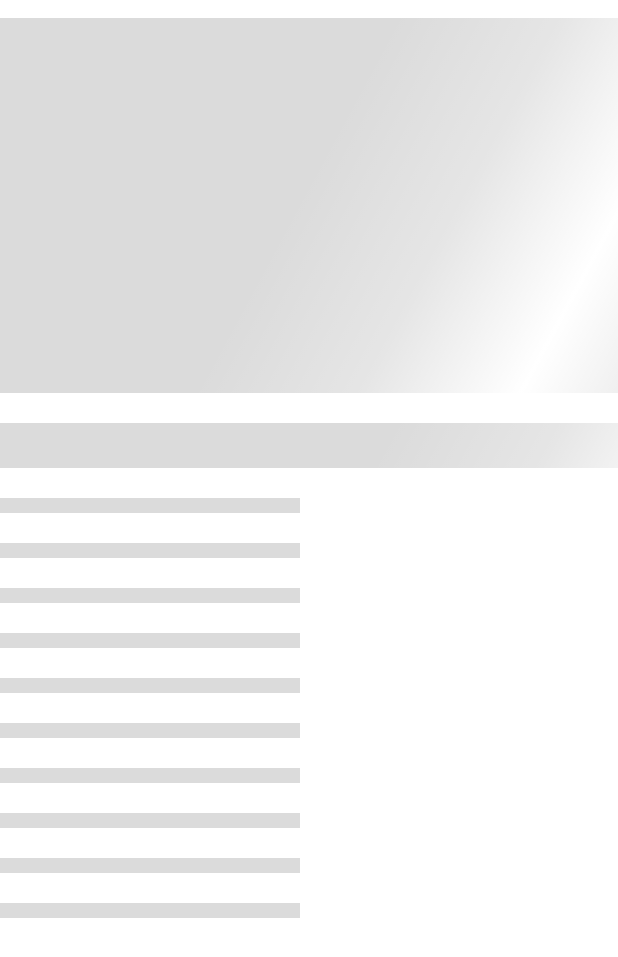
After one commit to IgnatiVoronov/MVVMRecipeApp, an Android app built with Jetpack Compose: the composable LoadingRecipeShimmer shown on its own in the app's theme, on a phone screen of 412 x 824 dp. The commit adds this screen. Shown: the top 957 px of the screen. Run offline under Robolectric (Android 15) with nearby library versions, the phone set to English and light mode, and no system bars; our stand-ins replace Shimmer.

Commit message:
feat: - shimmer loading animation

```diff
--- /dev/null
+++ b/app/src/main/java/com/example/mvvmrecipeapp/presentation/components/LoadingRecipeShimmer.kt
@@ -0,0 +1,78 @@
+package com.example.mvvmrecipeapp.presentation.components
+
+import androidx.compose.foundation.background
+import androidx.compose.foundation.layout.Box
+import androidx.compose.foundation.layout.Column
+import androidx.compose.foundation.layout.Spacer
+import androidx.compose.foundation.layout.fillMaxWidth
+import androidx.compose.foundation.layout.height
+import androidx.compose.foundation.layout.padding
+import androidx.compose.foundation.layout.size
+import androidx.compose.foundation.layout.width
+import androidx.compose.foundation.rememberScrollState
+import androidx.compose.foundation.shape.RoundedCornerShape
+import androidx.compose.foundation.verticalScroll
+import androidx.compose.material.MaterialTheme
+import androidx.compose.material.Surface
+import androidx.compose.runtime.Composable
+import androidx.compose.ui.Modifier
+import androidx.compose.ui.draw.clip
+import androidx.compose.ui.graphics.Color
+import androidx.compose.ui.unit.dp
+import com.example.mvvmrecipeapp.presentation.components.util.shimmerLoadingAnimation
+
+@Composable
+fun LoadingRecipeShimmer() {
+    Column(
+        modifier = Modifier
+            .padding(
+                bottom = 6.dp,
+                top = 6.dp
+            )
+    ) {
+        Surface(shape = MaterialTheme.shapes.small) {
+            Box(
+                modifier = Modifier
+                    .padding(
+                        bottom = 6.dp,
+                        top = 6.dp
+                    )
+                    .background(color = Color.LightGray)
+                    .height(250.dp)
+                    .fillMaxWidth()
+                    .shimmerLoadingAnimation(),
+            )
+        }
+        Spacer(modifier = Modifier.height(8.dp))
+        Surface(shape = MaterialTheme.shapes.small) {
+            Box(
+                modifier = Modifier
+                    .padding(
+                        bottom = 6.dp,
+                        top = 6.dp
+                    )
+                    .background(color = Color.LightGray)
+                    .height(30.dp)
+                    .fillMaxWidth()
+                    .shimmerLoadingAnimation(),
+            )
+        }
+        Spacer(modifier = Modifier.height(8.dp))
+        repeat(10) {
+            Surface(shape = MaterialTheme.shapes.small) {
+                Box(
+                    modifier = Modifier
+                        .padding(
+                            bottom = 6.dp,
+                            top = 6.dp
+                        )
+                        .background(color = Color.LightGray)
+                        .height(10.dp)
+                        .width(200.dp)
+                        .shimmerLoadingAnimation(),
+                )
+            }
+            Spacer(modifier = Modifier.height(8.dp))
+        }
+    }
+}
--- a/app/src/main/java/com/example/mvvmrecipeapp/presentation/components/ShimmerRecipeCardItem.kt
+++ b/app/src/main/java/com/example/mvvmrecipeapp/presentation/components/ShimmerRecipeCardItem.kt
@@ -38,7 +38,7 @@ fun ShimmerRecipeCardItem() {
                     .background(color = Color.LightGray)
                     .height(300.dp)
                     .fillMaxWidth()
-                    .shimmerLoadingAnimation(), // <--- Here.
+                    .shimmerLoadingAnimation(),
             )
         }
     }
--- a/app/src/main/java/com/example/mvvmrecipeapp/presentation/ui/recipe/RecipeFragment.kt
+++ b/app/src/main/java/com/example/mvvmrecipeapp/presentation/ui/recipe/RecipeFragment.kt
@@ -21,6 +21,7 @@ import androidx.lifecycle.lifecycleScope
 import com.example.mvvmrecipeapp.presentation.BaseApplication
 import com.example.mvvmrecipeapp.presentation.components.CircularIndeterminateProgressBar
 import com.example.mvvmrecipeapp.presentation.components.DefaultSnackbar
+import com.example.mvvmrecipeapp.presentation.components.LoadingRecipeShimmer
 import com.example.mvvmrecipeapp.presentation.components.RecipeView
 import com.example.mvvmrecipeapp.presentation.components.util.SnackbarController
 import com.example.mvvmrecipeapp.presentation.ui.recipe.RecipeEvent.GetRecipeEvent
@@ -72,7 +73,7 @@ class RecipeFragment : Fragment() {
                                 .padding(innerPadding)
                         ) {
                             if (loading && recipe == null) {
-                                Text("Loading...")
+                                LoadingRecipeShimmer()
                             } else {
                                 recipe?.let {
                                     if (it.id == 1) {//snackbar demonstration
```
